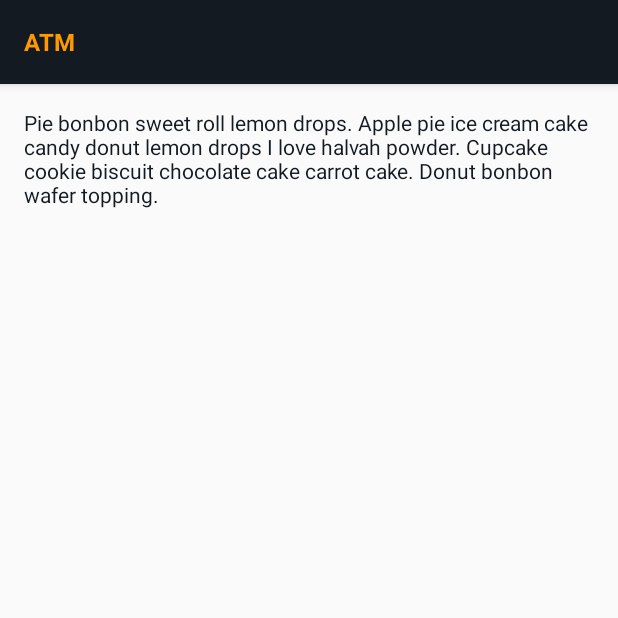
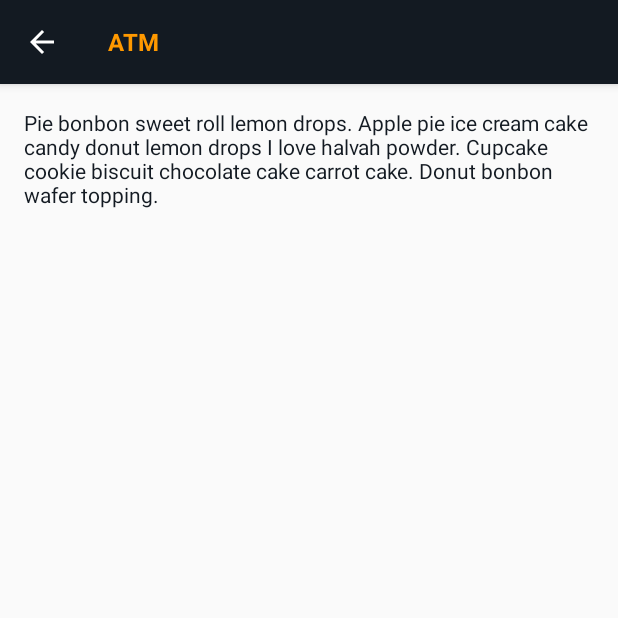
Before and after one commit to wuujcik/PRG14, an Android app: the NeighbourAtm screen opened directly, with no data from a screen before it, on a phone screen of 412 x 824 dp, the top half of it. Run offline under Robolectric (Android 15) with nearby library versions, the phone set to English and light mode, and no system bars.

Commit message:
changed the UI for list_item (disabled the click icon) added back to parent arrow to Neighbour activities

```diff
--- a/app/src/main/java/com/wuujcik/prg14/neighbourhood/NeighbourAtm.java
+++ b/app/src/main/java/com/wuujcik/prg14/neighbourhood/NeighbourAtm.java
@@ -1,14 +1,33 @@
 package com.wuujcik.prg14.neighbourhood;
 
+import android.support.v4.app.NavUtils;
 import android.support.v7.app.AppCompatActivity;
 import android.os.Bundle;
+import android.view.MenuItem;
+
+import com.wuujcik.prg14.MainActivity;
 import com.wuujcik.prg14.R;
 
-public class NeighbourAtm extends AppCompatActivity {
+
+public class NeighbourAtm extends MainActivity {
 
     @Override
     protected void onCreate(Bundle savedInstanceState) {
         super.onCreate(savedInstanceState);
         setContentView(R.layout.activity_neighbour_atm);
+        getSupportActionBar().setDisplayHomeAsUpEnabled(true);
     }
+
+    @Override
+    public boolean onOptionsItemSelected(MenuItem item) {
+        switch (item.getItemId()) {
+            // Respond to the action bar's Up/Home button
+            case android.R.id.home:
+              //  NavUtils.navigateUpFromSameTask(com.wuujcik.prg14.neighbourhood.NeighbourAtm.this);
+              finish();
+                return true;
+        }
+        return super.onOptionsItemSelected(item);
+    }
+
 }
--- a/app/src/main/res/layout/activity_neighbour_atm.xml
+++ b/app/src/main/res/layout/activity_neighbour_atm.xml
@@ -1,17 +1,17 @@
 <?xml version="1.0" encoding="utf-8"?>
-<LinearLayout
-    xmlns:android="http://schemas.android.com/apk/res/android"
-    xmlns:app="http://schemas.android.com/apk/res-auto"
+<LinearLayout xmlns:android="http://schemas.android.com/apk/res/android"
     xmlns:tools="http://schemas.android.com/tools"
+    style="@style/AppTheme"
     android:layout_width="match_parent"
     android:layout_height="match_parent"
+    android:theme="@style/ThemeOverlay.AppCompat.ActionBar"
     tools:context=".neighbourhood.NeighbourAtm">
 
     <TextView
+        style="@style/text"
         android:layout_width="match_parent"
         android:layout_height="wrap_content"
-        style="@style/text"
         android:layout_margin="16dp"
-        android:text="Pie bonbon sweet roll lemon drops. Apple pie ice cream cake candy donut lemon drops I love halvah powder. Cupcake cookie biscuit chocolate cake carrot cake. Donut bonbon wafer topping."/>
+        android:text="Pie bonbon sweet roll lemon drops. Apple pie ice cream cake candy donut lemon drops I love halvah powder. Cupcake cookie biscuit chocolate cake carrot cake. Donut bonbon wafer topping." />
 
 </LinearLayout>
--- a/app/src/main/res/layout/list_item.xml
+++ b/app/src/main/res/layout/list_item.xml
@@ -52,7 +52,7 @@
 
     </LinearLayout>
 
-
+<!--
     <ImageView
         android:layout_width="30dp"
         android:layout_height="30dp"
@@ -60,5 +60,5 @@
         android:layout_gravity="center"
         android:layout_marginEnd="16dp"
         android:id="@+id/element_www"
-        android:visibility="gone"/>
+        android:visibility="gone"/>   -->
 </LinearLayout>
--- a/app/src/main/res/values/colors.xml
+++ b/app/src/main/res/values/colors.xml
@@ -1,7 +1,7 @@
 <?xml version="1.0" encoding="utf-8"?>
 <resources>
     <color name="amzn_light">#f2f2f2</color>
-    <color name="colorAccent">#D81B60</color>
+    <color name="colorAccent">#ff9900</color>
     <color name="amzn_yellow">#ff9900</color>
     <color name="amzn_blue">#37475a</color>
     <color name="amzn_navy">#232f3e</color>
--- a/app/src/main/res/values/styles.xml
+++ b/app/src/main/res/values/styles.xml
@@ -1,10 +1,11 @@
 <resources>
 
     <!-- Base application theme. -->
-    <style name="AppTheme" parent="Theme.AppCompat.Light">
+    <style name="AppTheme" parent="Theme.AppCompat.DayNight.DarkActionBar">
         <item name="colorPrimary">@color/amzn_darkest</item>
         <item name="colorPrimaryDark">@color/amzn_navy</item>
         <item name="colorAccent">@color/colorAccent</item>
+        <item name="colorControlNormal">@color/amzn_yellow</item>
     </style>
 
     <style name="AppTheme.Main">
@@ -13,6 +14,7 @@
     </style>
 
     <style name="TextAppearance.AppCompat.Widget.ActionBar.Title" parent="@android:style/TextAppearance">
+        <!-- THIS is where you can color the AppBar text -->
         <item name="android:textColor">@color/amzn_yellow</item>
         <item name="android:textStyle">bold</item>
     </style>
@@ -24,6 +26,7 @@
         <item name="android:gravity">center_horizontal</item>
         <item name="android:layout_marginBottom">16dp</item>
         <item name="android:layout_marginTop">16dp</item>
+        <item name="android:layout_marginEnd">16dp</item>
     </style>
 
     <style name="title">
@@ -47,6 +50,7 @@
         <item name="android:layout_marginTop">8dp</item>
         <item name="android:layout_marginBottom">8dp</item>
         <item name="android:layout_marginStart">16dp</item>
+        <item name="android:layout_marginEnd">16dp</item>
 
     </style>
 
@@ -54,6 +58,7 @@
         <item name="android:textColor">@color/amzn_darkest</item>
         <item name="android:textSize">14sp</item>
         <item name="android:layout_marginStart">16dp</item>
+        <item name="android:layout_marginEnd">16dp</item>
         <item name="android:layout_marginBottom">8dp</item>
     </style>
 
@@ -75,6 +80,7 @@
         <item name="android:background">@drawable/layout_background</item>
 
     </style>
+
     <style name="CategoryStyleInside">
         <item name="android:layout_width">match_parent</item>
         <item name="android:layout_height">match_parent</item>
```
Also changed, not shown: app/src/main/AndroidManifest.xml (+24 -11 lines), app/src/main/java/com/wuujcik/prg14/PlaceAdapter.java (+7 -1 lines), app/src/main/java/com/wuujcik/prg14/neighbourhood/NeighbourFitness.java (+13 -0 lines), app/src/main/java/com/wuujcik/prg14/neighbourhood/NeighbourMedical.java (+13 -0 lines), app/src/main/java/com/wuujcik/prg14/neighbourhood/NeighbourParks.java (+13 -0 lines), app/src/main/java/com/wuujcik/prg14/neighbourhood/NeighbourPost.java (+13 -0 lines).
